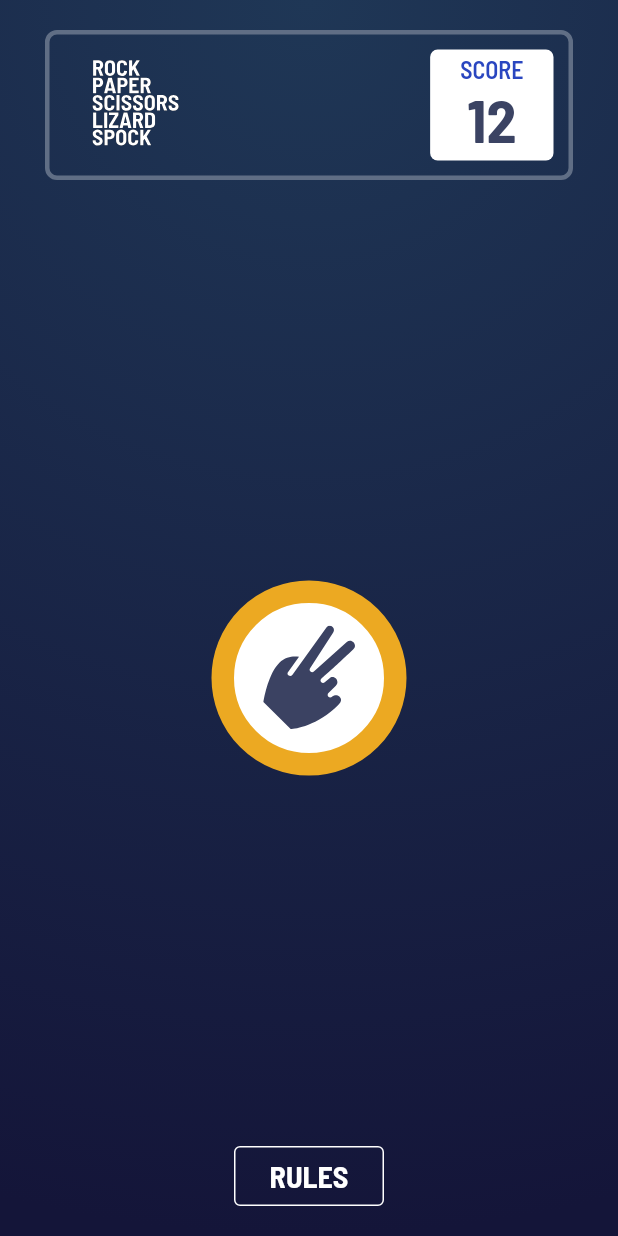
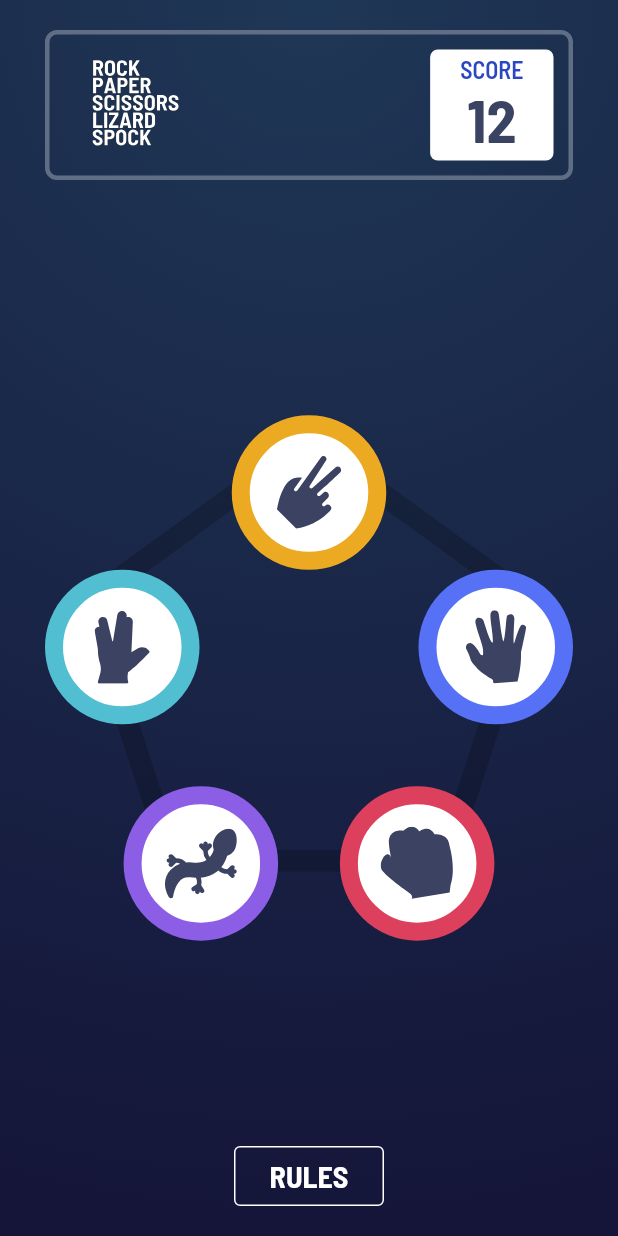
Before and after one commit to santiagotion/flutter_rock_paper_scissors, a Flutter app: the screen it shows after launch, on a phone screen of 412 x 824 dp. Run offline on Flutter 3.47's test engine with Material 2 defaults, Android fonts, the phone set to English and light mode, and no system bars; our stand-ins replace flutter_svg, google_fonts.

Commit message:
option choices widget ui done

```diff
--- a/lib/home/home_sceen.dart
+++ b/lib/home/home_sceen.dart
@@ -1,6 +1,7 @@
 import 'package:flutter/material.dart';
 import 'package:rock_paper_scissors_game/home/widgets/header.dart';
-import 'package:rock_paper_scissors_game/home/widgets/option_widget.dart';
+import 'package:rock_paper_scissors_game/home/widgets/options_choice.dart';
+import 'package:rock_paper_scissors_game/home/widgets/single_options_widget.dart';
 import 'package:rock_paper_scissors_game/home/widgets/rules.dart';
 import 'package:google_fonts/google_fonts.dart';
 
@@ -31,7 +32,7 @@ class _HomeSceenState extends State<HomeSceen> {
               mainAxisAlignment: MainAxisAlignment.spaceBetween,
               children: [
                 Align(alignment: Alignment.topCenter, child: Header()),
-                Option(
+                OptionsChoices(
                   color: HSLColor.fromAHSL(1.0, 40, .84, .53).toColor(),
                 ),
                 // Rules()
--- a/lib/home/widgets/option_widget.dart
+++ /dev/null
@@ -1,28 +0,0 @@
-import 'package:flutter/material.dart';
-import 'package:flutter_svg/flutter_svg.dart';
-import 'package:google_fonts/google_fonts.dart';
-
-class Option extends StatelessWidget {
-  final Widget? icon;
-  final Color color;
-
-  const Option({Key? key, this.icon, required this.color}) : super(key: key);
-  @override
-  Widget build(BuildContext context) {
-    return Container(
-      height: 130,
-      width: 130,
-      decoration: BoxDecoration(
-        color: Colors.white,
-        borderRadius: BorderRadius.circular(80),
-        border: Border.all(width: 15, color: color),
-      ),
-      child: Padding(
-        padding: const EdgeInsets.all(15.0),
-        child: icon ??
-            SvgPicture.asset("assets/images/icon-scissors.svg",
-                semanticsLabel: 'Logo'),
-      ),
-    );
-  }
-}
--- /dev/null
+++ b/lib/home/widgets/options_choice.dart
@@ -0,0 +1,80 @@
+import 'package:flutter/material.dart';
+import 'package:flutter_svg/flutter_svg.dart';
+import 'package:rock_paper_scissors_game/home/widgets/single_options_widget.dart';
+
+class OptionsChoices extends StatelessWidget {
+  final Widget? icon;
+  final Color color;
+
+  const OptionsChoices({Key? key, this.icon, required this.color})
+      : super(key: key);
+  @override
+  Widget build(BuildContext context) {
+    return Center(
+      child: Padding(
+        padding: const EdgeInsets.only(left: 30, right: 30),
+        child: Stack(
+          children: [
+            Center(
+              child: Padding(
+                padding: const EdgeInsets.only(left: 20, right: 20),
+                child: SvgPicture.asset("assets/images/bg-pentagon.svg",
+                    semanticsLabel: 'bg'),
+              ),
+            ),
+            Column(
+              children: [
+                SingleOption(
+                  color: HSLColor.fromAHSL(1.0, 40, .84, .53).toColor(),
+                  icon: SvgPicture.asset("assets/images/icon-scissors.svg",
+                      semanticsLabel: 'bg'),
+                  onTaped: () {},
+                ),
+                Row(
+                  mainAxisAlignment: MainAxisAlignment.spaceBetween,
+                  children: [
+                    SingleOption(
+                      color: HSLColor.fromAHSL(1.0, 189, .58, .57).toColor(),
+                      icon: SvgPicture.asset("assets/images/icon-spock.svg",
+                          semanticsLabel: 'bg'),
+                      onTaped: () {},
+                    ),
+                    SingleOption(
+                      color: HSLColor.fromAHSL(1.0, 230, .89, .65).toColor(),
+                      icon: SvgPicture.asset("assets/images/icon-paper.svg",
+                          semanticsLabel: 'bg'),
+                      onTaped: () {},
+                    ),
+                  ],
+                ),
+                SizedBox(
+                  height: MediaQuery.of(context).size.width * 0.1,
+                ),
+                Row(
+                  mainAxisAlignment: MainAxisAlignment.center,
+                  children: [
+                    SingleOption(
+                      color: HSLColor.fromAHSL(1.0, 261, .72, .63).toColor(),
+                      icon: SvgPicture.asset("assets/images/icon-lizard.svg",
+                          semanticsLabel: 'bg'),
+                      onTaped: () {},
+                    ),
+                    SizedBox(
+                      width: MediaQuery.of(context).size.width * 0.1,
+                    ),
+                    SingleOption(
+                      color: HSLColor.fromAHSL(1.0, 349, .70, .56).toColor(),
+                      icon: SvgPicture.asset("assets/images/icon-rock.svg",
+                          semanticsLabel: 'bg'),
+                      onTaped: () {},
+                    ),
+                  ],
+                )
+              ],
+            ),
+          ],
+        ),
+      ),
+    );
+  }
+}
--- /dev/null
+++ b/lib/home/widgets/single_options_widget.dart
@@ -0,0 +1,32 @@
+import 'package:flutter/material.dart';
+
+class SingleOption extends StatelessWidget {
+  final Widget? icon;
+  final Color color;
+  final Function onTaped;
+
+  const SingleOption(
+      {Key? key, this.icon, required this.color, required this.onTaped})
+      : super(key: key);
+  @override
+  Widget build(BuildContext context) {
+    return GestureDetector(
+      onTap: () {
+        onTaped();
+      },
+      child: Container(
+        height: MediaQuery.of(context).size.width * 0.25,
+        width: MediaQuery.of(context).size.width * 0.25,
+        decoration: BoxDecoration(
+          color: Colors.white,
+          borderRadius: BorderRadius.circular(80),
+          border: Border.all(width: 12, color: color),
+        ),
+        child: Padding(
+          padding: const EdgeInsets.all(15.0),
+          child: icon,
+        ),
+      ),
+    );
+  }
+}
```
Also changed, not shown: 376 other files.
